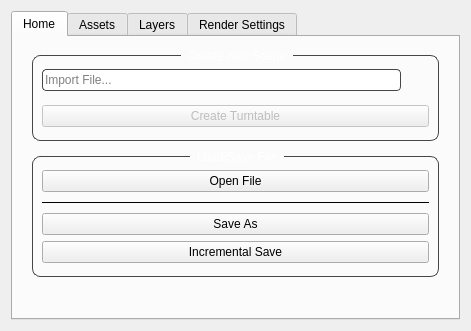
The window that 01_app/dev/UI/turntable_UI.ui (kaanyilmaz99/YFX_Lookdev_Tool) describes before a commit, drawn with Qt 5.
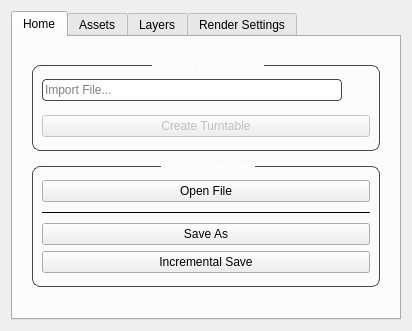
The same window after the commit. The open tabs and pages were chosen to show the change. Icons and pictures are not drawn.

```diff
--- a/01_app/dev/UI/turntable_UI.ui
+++ b/01_app/dev/UI/turntable_UI.ui
@@ -6,8 +6,8 @@
    <rect>
     <x>0</x>
     <y>0</y>
-    <width>471</width>
-    <height>331</height>
+    <width>412</width>
+    <height>320</height>
    </rect>
   </property>
   <property name="maximumSize">
@@ -75,7 +75,7 @@
           <number>10</number>
          </property>
          <property name="topMargin">
-          <number>0</number>
+          <number>10</number>
          </property>
          <property name="rightMargin">
           <number>10</number>
```
Left out of the diff: 2 changed lines with no effect on the pictures.
